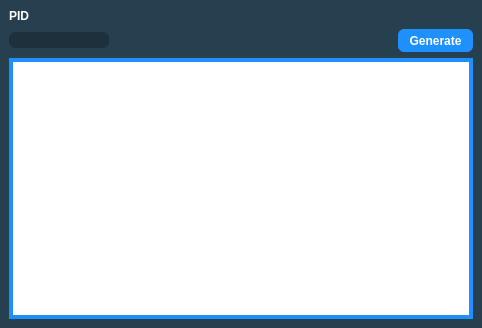
Old version of the form Forms/Gen3/PIDtoIVs.ui in the repository Admiral-Fish/PokeFinder.
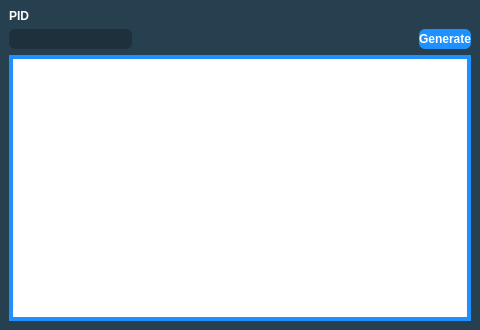
New version of the form. Custom widgets are drawn as their Qt base class.

Diff of the .ui file:
```diff
--- a/Forms/Gen3/PIDtoIVs.ui
+++ b/Forms/Gen3/PIDtoIVs.ui
@@ -6,8 +6,8 @@
    <rect>
     <x>0</x>
     <y>0</y>
-    <width>482</width>
-    <height>328</height>
+    <width>480</width>
+    <height>330</height>
    </rect>
   </property>
   <property name="sizePolicy">
@@ -18,14 +18,14 @@
   </property>
   <property name="minimumSize">
    <size>
-    <width>482</width>
-    <height>328</height>
+    <width>480</width>
+    <height>330</height>
    </size>
   </property>
   <property name="maximumSize">
    <size>
-    <width>482</width>
-    <height>328</height>
+    <width>480</width>
+    <height>330</height>
    </size>
   </property>
   <property name="windowTitle">
@@ -77,10 +77,16 @@
    <layout class="QGridLayout" name="gridLayout">
     <item row="1" column="2">
      <widget class="QPushButton" name="pushButtonGenerate">
+      <property name="sizePolicy">
+       <sizepolicy hsizetype="Preferred" vsizetype="Preferred">
+        <horstretch>0</horstretch>
+        <verstretch>0</verstretch>
+       </sizepolicy>
+      </property>
       <property name="minimumSize">
        <size>
-        <width>75</width>
-        <height>23</height>
+        <width>0</width>
+        <height>0</height>
        </size>
       </property>
       <property name="text">
@@ -124,9 +130,15 @@
     </item>
     <item row="1" column="0">
      <widget class="QTextBox" name="pidInput">
+      <property name="sizePolicy">
+       <sizepolicy hsizetype="Preferred" vsizetype="Preferred">
+        <horstretch>0</horstretch>
+        <verstretch>0</verstretch>
+       </sizepolicy>
+      </property>
       <property name="maximumSize">
        <size>
-        <width>100</width>
+        <width>16777215</width>
         <height>16777215</height>
        </size>
       </property>
```
Left out of the diff: 4 changed lines with no effect on the pictures.
